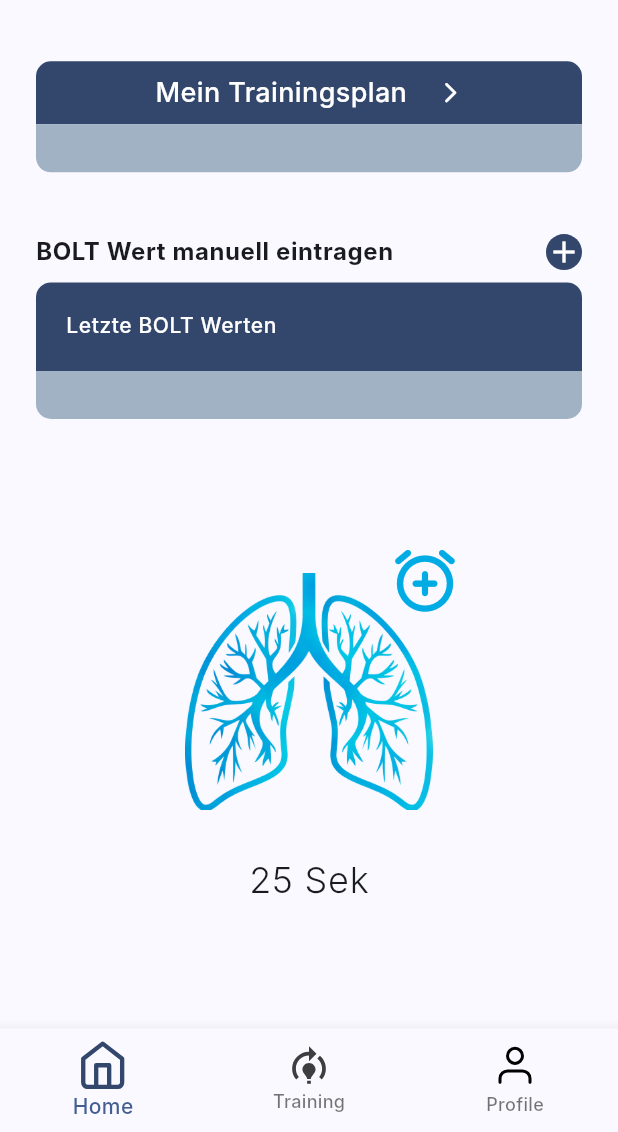
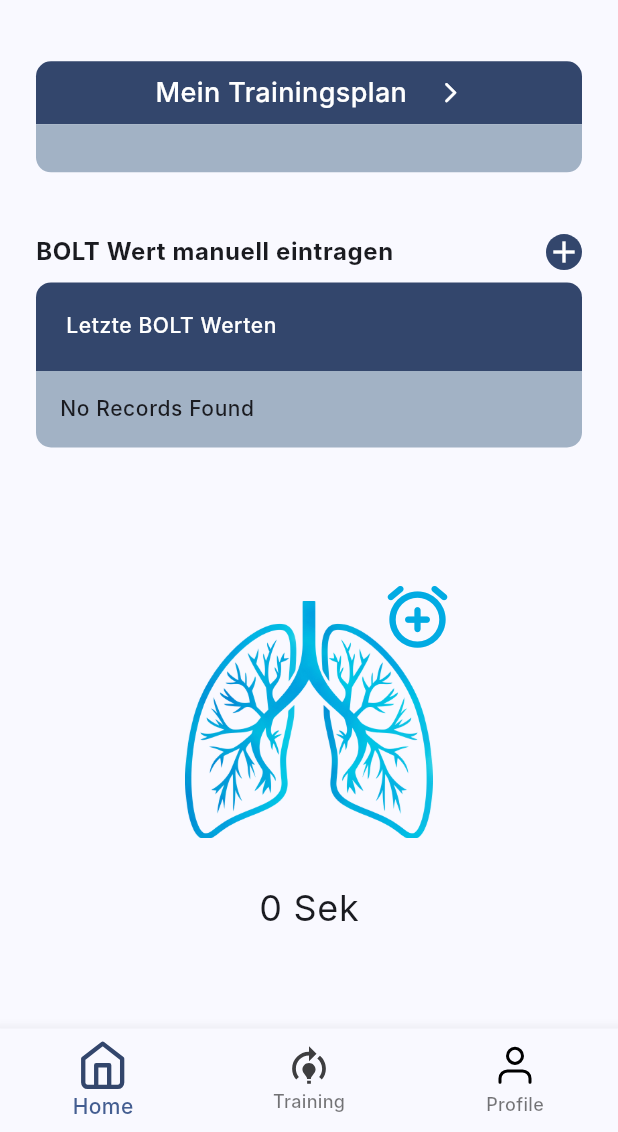
Before and after one commit to zerihunMoges/Atemkraft, a Flutter app: the screen it shows after launch, after a tap on "Login", on a phone screen of 412 x 824 dp, the part 104-1236 px from its top. Run offline on Flutter 3.47's test engine with Material 3 defaults, Android fonts, the phone set to English and light mode, and no system bars; our stand-ins replace flutter_svg, go_router, responsive_sizer, timeago; network calls fail; Roboto replaces fonts that are missing (Inter).

Commit message:
bolt counter (#5)

```diff
--- a/lib/features/home/presentation/screens/home_screen.dart
+++ b/lib/features/home/presentation/screens/home_screen.dart
@@ -28,15 +28,12 @@ class HomeScreen extends StatelessWidget {
                   height: 5.h,
                 ),
                 const BOLT(),
-              SizedBox(
-                height: 10.h,
-              ),
-              const BOLTCounter()
               ],
             ),
           ),
         ),
-      bottomNavigationBar: const CustomBottomNavBar(activeIndex: 0,)
-    );
+        bottomNavigationBar: const CustomBottomNavBar(
+          activeIndex: 0,
+        ));
   }
 }
--- a/lib/features/home/presentation/widgets/bolt.dart
+++ b/lib/features/home/presentation/widgets/bolt.dart
@@ -1,9 +1,25 @@
+import 'package:atemkraft/core/theme/colors.dart';
+import 'package:atemkraft/features/home/presentation/widgets/bolt_counter.dart';
 import 'package:atemkraft/features/home/presentation/widgets/bolt_values.dart';
 import 'package:flutter/material.dart';
 import 'package:responsive_sizer/responsive_sizer.dart';
 
-class BOLT extends StatelessWidget {
+class BOLT extends StatefulWidget {
   const BOLT({super.key});
+
+  @override
+  State<BOLT> createState() => _BOLTState();
+}
+
+class _BOLTState extends State<BOLT> {
+  List<Map<String, dynamic>> dataList = [];
+
+  void recordTime(int seconds, DateTime timestamp) {
+    setState(() => dataList.add({
+          'seconds': seconds,
+          'timestamp': timestamp,
+        }));
+  }
 
   @override
   Widget build(BuildContext context) {
@@ -17,15 +33,60 @@ class BOLT extends StatelessWidget {
                     .textTheme
                     .bodySmall!
                     .copyWith(fontSize: 16, fontWeight: FontWeight.bold)),
-            Container(
+            GestureDetector(
+              onTap: () async {
+                final TextEditingController controller =
+                    TextEditingController();
+                await showDialog(
+                  context: context,
+                  builder: (BuildContext context) {
+                    return AlertDialog(
+                      actionsPadding: EdgeInsets.zero,
+                      contentPadding:
+                          const EdgeInsets.only(left: 16, right: 16, top: 16),
+                      titlePadding: EdgeInsets.zero,
+                      content: TextField(
+                        controller: controller,
+                        decoration: const InputDecoration(
+                            hintText: 'Sekunden eintragen...'),
+                        keyboardType: TextInputType.number,
+                        style: Theme.of(context).textTheme.bodyMedium,
+                      ),
+                      actions: <Widget>[
+                        TextButton(
+                          child: Text(
+                            'OK',
+                            style: Theme.of(context)
+                                .textTheme
+                                .bodyMedium!
+                                .copyWith(color: primaryColor),
+                          ),
+                          onPressed: () {
+                            final String value = controller.text;
+                            final DateTime timestamp = DateTime.now();
+
+                            if (value != '') {
+                              recordTime(value as int, timestamp);
+                            }
+
+                            Navigator.of(context).pop();
+                          },
+                        ),
+                      ],
+                    );
+                  },
+                );
+              },
+              child: Container(
                 decoration: BoxDecoration(
                   shape: BoxShape.circle,
-                color: Theme.of(context).primaryColor, // Set the primary color
+                  color: Theme.of(context).primaryColor,
                 ),
                 child: const Center(
                   child: Icon(
                     Icons.add,
-                  color: Colors.white, // Set the icon color to white
+                    color: Colors.white,
+                  ),
                 ),
               ),
             )
@@ -34,7 +95,15 @@ class BOLT extends StatelessWidget {
         SizedBox(
           height: 1.h,
         ),
-        const BOLTValues()
+        BOLTValues(
+          boltValues: dataList,
+        ),
+        SizedBox(
+          height: 10.h,
+        ),
+        BOLTCounter(
+          onTimeRecorded: recordTime,
+        )
       ],
     );
   }
--- a/lib/features/home/presentation/widgets/bolt_counter.dart
+++ b/lib/features/home/presentation/widgets/bolt_counter.dart
@@ -1,16 +1,39 @@
+import 'dart:async';
+
 import 'package:atemkraft/core/utils/images.dart';
 import 'package:flutter/material.dart';
 import 'package:responsive_sizer/responsive_sizer.dart';
 
 class BOLTCounter extends StatefulWidget {
-  const BOLTCounter({super.key});
+  final Function(int seconds, DateTime timestamp) onTimeRecorded;
+  const BOLTCounter({super.key, required this.onTimeRecorded});
 
   @override
   State<BOLTCounter> createState() => _BOLTCounterState();
 }
 
 class _BOLTCounterState extends State<BOLTCounter> {
-  final sec = 25;
+  int sec = 0;
+  final Stopwatch stopwatch = Stopwatch();
+
+  void handleAlarmClick() {
+    if (stopwatch.isRunning) {
+      stopwatch.stop();
+      widget.onTimeRecorded(stopwatch.elapsed.inSeconds, DateTime.now());
+      stopwatch.reset();
+    } else {
+      stopwatch.start();
+      Timer.periodic(const Duration(seconds: 1), (Timer t) {
+        if (stopwatch.isRunning) {
+          setState(() {
+            sec = stopwatch.elapsed.inSeconds;
+          });
+        } else {
+          t.cancel();
+        }
+      });
+    }
+  }
 
   @override
   Widget build(BuildContext context) {
@@ -25,14 +48,20 @@ class _BOLTCounterState extends State<BOLTCounter> {
                 width: 40.w,
               ),
             ),
-            const Positioned(
-                top: 0,
-                right: 0,
-                child: Icon(
+            Positioned(
+              top: -3,
+              right: -3,
+              child: IconButton(
+                icon: Icon(
                   Icons.alarm_add_rounded,
                   size: 50,
-                  color: Color(0xFF01ABE3),
-                ))
+                  color: !stopwatch.isRunning
+                      ? const Color(0xFF01ABE3)
+                      : Colors.red[400],
+                ),
+                onPressed: handleAlarmClick,
+              ),
+            )
           ],
         ),
         SizedBox(
@@ -43,7 +72,7 @@ class _BOLTCounterState extends State<BOLTCounter> {
           style: Theme.of(context)
               .textTheme
               .bodyLarge!
-              .copyWith(fontWeight: FontWeight.w300, fontSize: 24),
+              .copyWith(fontWeight: FontWeight.w400, fontSize: 24),
         )
       ],
     );
--- a/lib/features/home/presentation/widgets/bolt_values.dart
+++ b/lib/features/home/presentation/widgets/bolt_values.dart
@@ -1,9 +1,12 @@
 import 'package:atemkraft/core/theme/colors.dart';
 import 'package:atemkraft/features/home/presentation/widgets/common_card.dart';
 import 'package:flutter/material.dart';
+import 'package:intl/intl.dart';
+import 'package:responsive_sizer/responsive_sizer.dart';
 
 class BOLTValues extends StatelessWidget {
-  const BOLTValues({super.key});
+  final List<Map<String, dynamic>> boltValues;
+  const BOLTValues({super.key, required this.boltValues});
 
   @override
   Widget build(BuildContext context) {
@@ -17,7 +20,35 @@ class BOLTValues extends StatelessWidget {
                 .bodySmall!
                 .copyWith(color: white, fontSize: 14),
             centerHeading: false,
+            body: boltValues.length > 0
+                ? Expanded(
+                    child: ListView.separated(
+                        shrinkWrap: true,
+                        separatorBuilder: (context, index) => SizedBox(
+                              height: 1.h,
+                            ),
+                        itemCount: boltValues.length,
+                        itemBuilder: (context, index) {
+                          return Row(
+                            mainAxisAlignment: MainAxisAlignment.spaceBetween,
+                            mainAxisSize: MainAxisSize.min,
+                            children: [
+                              Text(
+                                  'Erstellt am: ${DateFormat('dd, MMM, yyyy', 'de_DE').format(boltValues[index]['timestamp']!)}',
+                                  style: Theme.of(context).textTheme.bodySmall),
+                              Text(
+                                '${boltValues[index]['seconds']!} Sek',
+                                style: Theme.of(context)
+                                    .textTheme
+                                    .bodyLarge!
+                                    .copyWith(fontSize: 16),
                               )
+                            ],
+                          );
+                        }),
+                  )
+                : Text('No Records Found',
+                    style: Theme.of(context).textTheme.bodySmall))
       ],
     );
   }
--- a/lib/features/home/presentation/widgets/common_card.dart
+++ b/lib/features/home/presentation/widgets/common_card.dart
@@ -23,6 +23,7 @@ class CommonCard extends StatelessWidget {
   @override
   Widget build(BuildContext context) {
     return Column(
+      mainAxisSize: MainAxisSize.min,
       children: [
         Container(
             padding:
@@ -68,7 +69,10 @@ class CommonCard extends StatelessWidget {
               bottomRight: Radius.circular(10.0),
             ),
           ),
-          child: body,
+          child: Row(
+            mainAxisSize: MainAxisSize.max,
+            children: [body ?? Container()],
+          ),
         )
       ],
     );
--- a/lib/main.dart
+++ b/lib/main.dart
@@ -1,4 +1,5 @@
 import 'package:flutter/material.dart';
+import 'package:intl/date_symbol_data_local.dart';
 import 'package:responsive_sizer/responsive_sizer.dart';
 
 import 'core/routes/router.dart';
@@ -6,13 +7,13 @@ import 'core/routes/router.dart';
 void main() async {
   WidgetsFlutterBinding.ensureInitialized();
 
-  runApp(
-    ResponsiveSizer(
-      builder: (context, orientation, deviceType) {
-        return const MyApp();
-      },
-    ),
-  );
+  initializeDateFormatting().then((_) => runApp(
+        ResponsiveSizer(
+          builder: (context, orientation, deviceType) {
+            return const MyApp();
+          },
+        ),
+      ));
 }
 
 class MyApp extends StatelessWidget {
--- a/pubspec.yaml
+++ b/pubspec.yaml
@@ -40,6 +40,7 @@ dependencies:
   timeago: ^3.1.0
   flutter_bloc: ^8.1.3
   bloc: ^8.1.2
+  intl: ^0.17.0
 dev_dependencies:
   flutter_test:
     sdk: flutter
```
Also changed, not shown: lib/features/account/presentation/screens/account_information_screen.dart (+20 -15 lines), pubspec.lock. Lines whose indentation alone changed are shown as unchanged.
